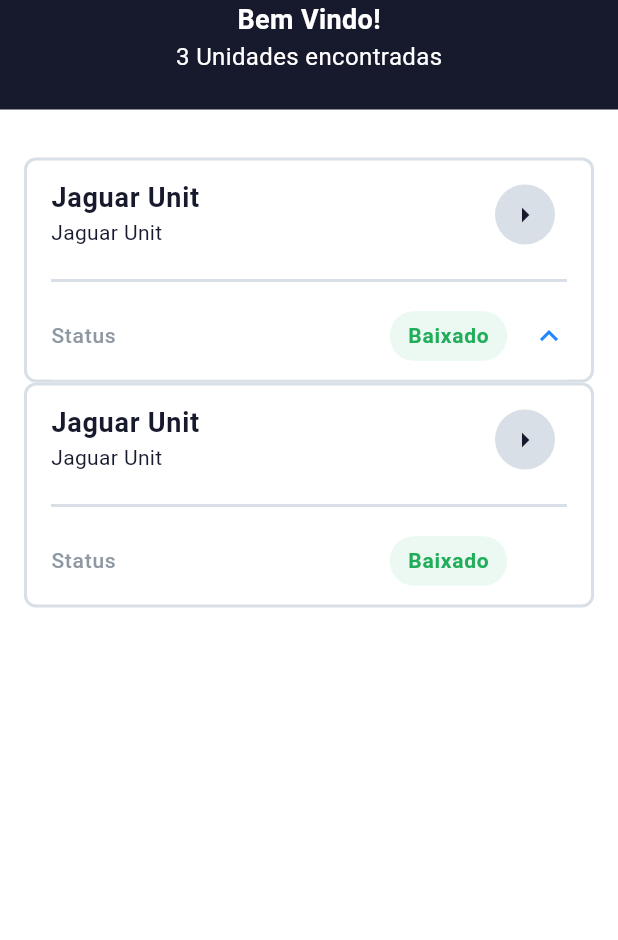
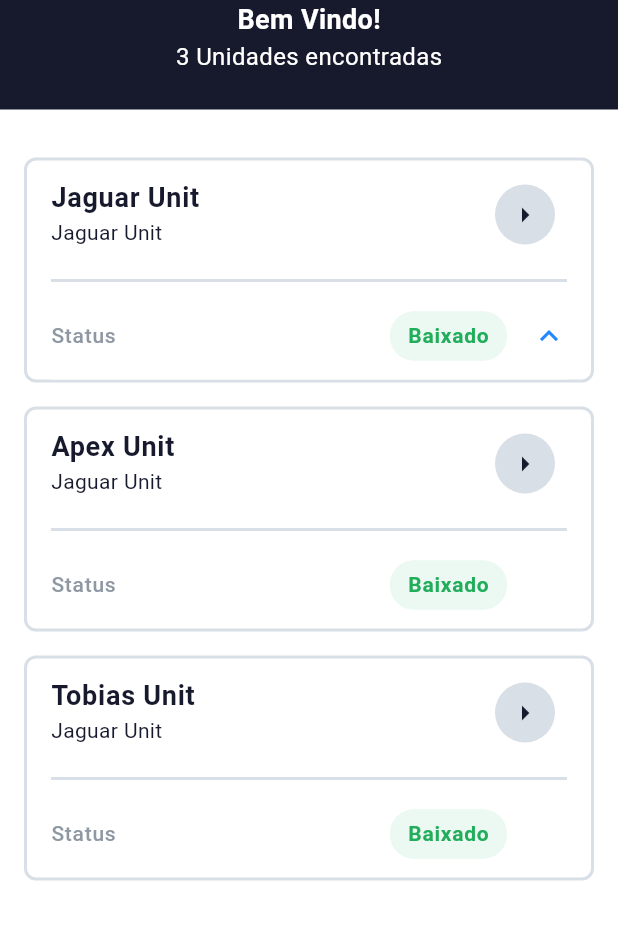
Before and after one commit to IagoAntunes/tractian_test, a Flutter app: the screen it shows after launch, after a tap on "Status", on a phone screen of 412 x 824 dp, the part 84-1024 px from its top. Run offline on Flutter 3.47's test engine with Material 3 defaults, Android fonts, the phone set to English and light mode, and no system bars; our stand-ins replace dio, get.

```diff
--- a/lib/features/assets/external/datasources/asset_datasource.dart
+++ b/lib/features/assets/external/datasources/asset_datasource.dart
@@ -11,7 +11,7 @@ class AssetDataSource extends IAssetDataSource {
   AssetDataSource({required IHttpService httpService})
       : _httpService = httpService;
   // ignore: unused_field
-  IHttpService _httpService;
+  final IHttpService _httpService;
   @override
   Future<BaseApiResponse> getAssets() async {
     try {
--- /dev/null
+++ b/lib/features/home/domain/repositories/i_unities_repository.dart
@@ -0,0 +1,3 @@
+abstract class IUnitiesRepository {
+  Future<List<String>> getUnities();
+}
--- /dev/null
+++ b/lib/features/home/external/datasources/unities_datasource.dart
@@ -0,0 +1,37 @@
+import 'dart:async';
+import 'dart:convert';
+import 'package:flutter/services.dart' show rootBundle;
+import 'package:tractian_test/core/services/http/i_http_service.dart';
+import 'package:tractian_test/features/home/infra/datasources/i_unities_datasource.dart';
+
+class UnitiesDataSource implements IUnitiesDataSource {
+  UnitiesDataSource({required IHttpService service}) : _service = service;
+  //httpService would  be the ideal way making the request in an api
+  // ignore: unused_field
+  final IHttpService _service;
+  //Code responsible for loading the name of the folders corresponding to the mock
+  // units provided in the test
+  @override
+  Future<List<String>> getUnities() async {
+    try {
+      //Load all application assets
+      final manifestContent = await rootBundle.loadString('AssetManifest.json');
+      final Map<String, dynamic> map = json.decode(manifestContent);
+
+      //Filter the assets for those in the mockup folder
+      final unityNames = map.keys
+          .where((String key) => key.startsWith('assets/mock/'))
+          .map((String key) {
+            //Get the name of the unit
+            final parts = key.split('/');
+            return parts.length > 2 ? parts[2] : null;
+          })
+          .whereType<String>()
+          .toSet();
+
+      return unityNames.toList();
+    } catch (e) {
+      return [];
+    }
+  }
+}
--- /dev/null
+++ b/lib/features/home/infra/datasources/i_unities_datasource.dart
@@ -0,0 +1,3 @@
+abstract class IUnitiesDataSource {
+  Future<List<String>> getUnities();
+}
--- /dev/null
+++ b/lib/features/home/infra/repositories/unities_repository.dart
@@ -0,0 +1,12 @@
+import 'package:tractian_test/features/home/domain/repositories/i_unities_repository.dart';
+import 'package:tractian_test/features/home/infra/datasources/i_unities_datasource.dart';
+
+class UnitiesRepository implements IUnitiesRepository {
+  UnitiesRepository({required IUnitiesDataSource dataSource})
+      : _dataSource = dataSource;
+  final IUnitiesDataSource _dataSource;
+  @override
+  Future<List<String>> getUnities() {
+    return _dataSource.getUnities();
+  }
+}
--- /dev/null
+++ b/lib/features/home/presentation/binding/home_binding.dart
@@ -0,0 +1,15 @@
+import 'package:get/get.dart';
+import 'package:tractian_test/features/home/domain/repositories/i_unities_repository.dart';
+import 'package:tractian_test/features/home/external/datasources/unities_datasource.dart';
+import 'package:tractian_test/features/home/infra/datasources/i_unities_datasource.dart';
+import 'package:tractian_test/features/home/infra/repositories/unities_repository.dart';
+import 'package:tractian_test/features/home/presentation/controllers/home_controller.dart';
+
+class HomeBinding extends Bindings {
+  @override
+  void dependencies() {
+    Get.put<IUnitiesDataSource>(UnitiesDataSource(service: Get.find()));
+    Get.put<IUnitiesRepository>(UnitiesRepository(dataSource: Get.find()));
+    Get.put(HomeController(unitiesRepository: Get.find()));
+  }
+}
--- a/lib/features/home/presentation/controllers/home_controller.dart
+++ b/lib/features/home/presentation/controllers/home_controller.dart
@@ -1,5 +1,17 @@
 import 'package:get/get.dart';
+import 'package:tractian_test/features/home/domain/repositories/i_unities_repository.dart';
+import 'package:tractian_test/features/home/presentation/states/home_state.dart';
 
 class HomeController extends GetxController {
-  //
+  HomeController({required IUnitiesRepository unitiesRepository})
+      : _unitiesRepository = unitiesRepository {
+    getUnities();
+  }
+  final IUnitiesRepository _unitiesRepository;
+  var state = Rx<IHomeState>(IdleHomeState(unities: []));
+  void getUnities() async {
+    state.value = LoadingHomeState(unities: []);
+    final result = await _unitiesRepository.getUnities();
+    state.value = SuccessHomeState(unities: result);
+  }
 }
--- a/lib/features/home/presentation/pages/home_page.dart
+++ b/lib/features/home/presentation/pages/home_page.dart
@@ -1,12 +1,24 @@
+import 'package:flutter/cupertino.dart';
 import 'package:flutter/material.dart';
 import 'package:flutter/widgets.dart';
 import 'package:get/get.dart';
+import 'package:tractian_test/features/home/presentation/controllers/home_controller.dart';
 import 'package:tractian_test/settings/style/app_style_colors.dart';
 
 import '../../../../core/utils/assets_route.dart';
 
 class HomePage extends StatelessWidget {
-  const HomePage({super.key});
+  HomePage({super.key});
+  final homeController = Get.find<HomeController>();
+
+  String formatUnitName(String unitName) {
+    List<String> parts = unitName.split('_');
+    List<String> formattedParts = parts.map((part) {
+      if (part.isEmpty) return part;
+      return part[0].toUpperCase() + part.substring(1).toLowerCase();
+    }).toList();
+    return formattedParts.join(' ');
+  }
 
   @override
   Widget build(BuildContext context) {
@@ -46,13 +58,18 @@ class HomePage extends StatelessWidget {
               ],
             ),
           ),
-          Padding(
+          Expanded(
+            child: Padding(
               padding: const EdgeInsets.symmetric(horizontal: 16, vertical: 32),
-            child: Column(
-              children: [
-                InkWell(
+              child: Obx(
+                () => ListView.separated(
+                  itemCount: homeController.state.value.unities.length,
+                  separatorBuilder: (context, index) =>
+                      const SizedBox(height: 16),
+                  itemBuilder: (context, index) => InkWell(
                     onTap: () {
-                    Get.toNamed('/assets', arguments: {'unit': 'Jaguar Unit'});
+                      Get.toNamed('/assets',
+                          arguments: {'unit': 'Jaguar Unit'});
                     },
                     child: Container(
                       width: double.infinity,
@@ -77,7 +94,8 @@ class HomePage extends StatelessWidget {
                               crossAxisAlignment: CrossAxisAlignment.start,
                               children: [
                                 Text(
-                                "Jaguar Unit",
+                                  formatUnitName(homeController
+                                      .state.value.unities[index]),
                                   style: TextStyle(
                                     fontSize: 18,
                                     fontWeight: FontWeight.w600,
@@ -96,7 +114,8 @@ class HomePage extends StatelessWidget {
                             ),
                           ),
                           Padding(
-                          padding: const EdgeInsets.symmetric(horizontal: 16.0),
+                            padding:
+                                const EdgeInsets.symmetric(horizontal: 16.0),
                             child: Divider(
                               color: AppStyleColors.gray200,
                               thickness: 2.0,
@@ -107,7 +126,8 @@ class HomePage extends StatelessWidget {
                             child: ExpansionTile(
                               tilePadding: EdgeInsets.zero,
                               title: Row(
-                              mainAxisAlignment: MainAxisAlignment.spaceBetween,
+                                mainAxisAlignment:
+                                    MainAxisAlignment.spaceBetween,
                                 children: [
                                   Text(
                                     "Status",
@@ -150,107 +170,8 @@ class HomePage extends StatelessWidget {
                       ),
                     ),
                   ),
-                InkWell(
-                  onTap: () {
-                    Get.toNamed('/assets');
-                  },
-                  child: Container(
-                    width: double.infinity,
-                    decoration: BoxDecoration(
-                      borderRadius: BorderRadius.circular(8),
-                      border: Border.all(
-                        color: AppStyleColors.gray200,
-                        width: 2.0,
                 ),
               ),
-                    child: Column(
-                      children: [
-                        ListTile(
-                          trailing: CircleAvatar(
-                            backgroundColor: AppStyleColors.gray200,
-                            child: Icon(
-                              Icons.arrow_right,
-                              color: AppStyleColors.platformHeader,
-                            ),
-                          ),
-                          title: Column(
-                            crossAxisAlignment: CrossAxisAlignment.start,
-                            children: [
-                              Text(
-                                "Jaguar Unit",
-                                style: TextStyle(
-                                  fontSize: 18,
-                                  fontWeight: FontWeight.w600,
-                                  color: AppStyleColors.platformHeader,
-                                ),
-                              ),
-                            ],
-                          ),
-                          subtitle: Text(
-                            "Jaguar Unit",
-                            style: TextStyle(
-                              fontSize: 14,
-                              fontWeight: FontWeight.w400,
-                              color: AppStyleColors.platformHeader,
-                            ),
-                          ),
-                        ),
-                        Padding(
-                          padding: const EdgeInsets.symmetric(horizontal: 16.0),
-                          child: Divider(
-                            color: AppStyleColors.gray200,
-                            thickness: 2.0,
-                          ),
-                        ),
-                        Padding(
-                          padding: const EdgeInsets.symmetric(horizontal: 16),
-                          child: ExpansionTile(
-                            tilePadding: EdgeInsets.zero,
-                            title: Row(
-                              mainAxisAlignment: MainAxisAlignment.spaceBetween,
-                              children: [
-                                Text(
-                                  "Status",
-                                  style: TextStyle(
-                                    fontSize: 14,
-                                    fontWeight: FontWeight.w500,
-                                    color: AppStyleColors.gray500,
-                                  ),
-                                ),
-                                Container(
-                                  padding: const EdgeInsets.symmetric(
-                                      horizontal: 12, vertical: 6),
-                                  decoration: BoxDecoration(
-                                    borderRadius: BorderRadius.circular(16),
-                                    color: MaterialStateColor.resolveWith(
-                                        (states) {
-                                      if (true) {
-                                        return const Color(
-                                          0XFFebf9f2,
-                                        );
-                                      }
-                                    }),
-                                  ),
-                                  child: const Text(
-                                    "Baixado",
-                                    style: TextStyle(
-                                      color: Color(
-                                        0XFF22ad5b,
-                                      ),
-                                      fontSize: 14,
-                                      fontWeight: FontWeight.bold,
-                                    ),
-                                  ),
-                                ),
-                              ],
-                            ),
-                          ),
-                        )
-                      ],
-                    ),
-                  ),
-                )
-              ],
             ),
           ),
         ],
--- /dev/null
+++ b/lib/features/home/presentation/states/home_state.dart
@@ -0,0 +1,20 @@
+abstract class IHomeState {
+  List<String> unities;
+  IHomeState({required this.unities});
+}
+
+class IdleHomeState extends IHomeState {
+  IdleHomeState({required super.unities});
+}
+
+class LoadingHomeState extends IHomeState {
+  LoadingHomeState({required super.unities});
+}
+
+class SuccessHomeState extends IHomeState {
+  SuccessHomeState({required super.unities});
+}
+
+class FailureHomeState extends IHomeState {
+  FailureHomeState({required super.unities});
+}
--- a/lib/main.dart
+++ b/lib/main.dart
@@ -6,6 +6,7 @@ import 'package:tractian_test/settings/theme/app_theme.dart';
 
 import 'features/assets/presentation/bindings/assets_binding.dart';
 import 'features/assets/presentation/pages/assets_page.dart';
+import 'features/home/presentation/binding/home_binding.dart';
 
 void main() {
   WidgetsFlutterBinding.ensureInitialized();
@@ -15,7 +16,11 @@ void main() {
 class MyApp extends StatelessWidget {
   MyApp({super.key});
   final routes = [
-    GetPage(name: '/home', page: () => const HomePage()),
+    GetPage(
+      name: '/home',
+      page: () => HomePage(),
+      binding: HomeBinding(),
+    ),
     GetPage(
       name: '/assets',
       page: () => AssetsPage(),
@@ -31,9 +36,9 @@ class MyApp extends StatelessWidget {
       theme: AppThemes.lightTheme,
       darkTheme: AppThemes.darkTheme,
       themeMode: ThemeMode.light,
-      home: const HomePage(),
       initialBinding: AppBindings(),
       getPages: routes,
+      initialRoute: '/home',
     );
   }
 }
--- a/pubspec.yaml
+++ b/pubspec.yaml
@@ -37,6 +37,7 @@ dependencies:
   cupertino_icons: ^1.0.6
   get: ^4.6.6
   dio: ^5.4.3+1
+  path_provider: ^2.1.3
 
 dev_dependencies:
   flutter_test:
```
Also changed, not shown: pubspec.lock. Lines whose indentation alone changed are shown as unchanged.
